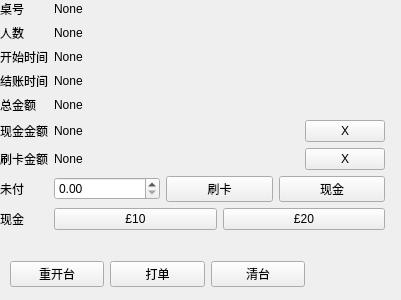
Old version of the form Ui/FinalStatus.ui in the repository qingwa901/LocalOrderApp.
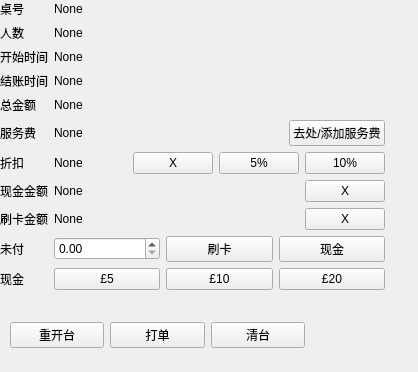
New version of the form.

Commit message: add FinalStatus page

Diff of the .ui file:
```diff
--- a/Ui/FinalStatus.ui
+++ b/Ui/FinalStatus.ui
@@ -6,8 +6,8 @@
    <rect>
     <x>0</x>
     <y>0</y>
-    <width>401</width>
-    <height>300</height>
+    <width>418</width>
+    <height>372</height>
    </rect>
   </property>
   <property name="windowTitle">
@@ -19,7 +19,7 @@
      <x>0</x>
      <y>0</y>
      <width>385</width>
-     <height>253</height>
+     <height>301</height>
     </rect>
    </property>
    <layout class="QFormLayout" name="formLayout">
@@ -96,21 +96,21 @@
       </property>
      </widget>
     </item>
-    <item row="5" column="0">
+    <item row="7" column="0">
      <widget class="QLabel" name="label_6">
       <property name="text">
        <string>现金金额</string>
       </property>
      </widget>
     </item>
-    <item row="6" column="0">
+    <item row="8" column="0">
      <widget class="QLabel" name="label_7">
       <property name="text">
        <string>刷卡金额</string>
       </property>
      </widget>
     </item>
-    <item row="6" column="1">
+    <item row="8" column="1">
      <layout class="QHBoxLayout" name="horizontalLayout">
       <item>
        <widget class="QLabel" name="LBPaidCard">
@@ -134,14 +134,14 @@
       </item>
      </layout>
     </item>
-    <item row="7" column="0">
+    <item row="9" column="0">
      <widget class="QLabel" name="LBLablePayment">
       <property name="text">
        <string>未付</string>
       </property>
      </widget>
     </item>
-    <item row="7" column="1">
+    <item row="9" column="1">
      <layout class="QHBoxLayout" name="horizontalLayout_3">
       <item>
        <widget class="QDoubleSpinBox" name="EditBoxToPayAmount">
@@ -166,10 +166,17 @@
       </item>
      </layout>
     </item>
-    <item row="8" column="1">
+    <item row="10" column="1">
      <layout class="QHBoxLayout" name="horizontalLayout_4">
       <item>
-       <widget class="QPushButton" name="BtnPayKCash">
+       <widget class="QPushButton" name="BtnPay5Cash">
+        <property name="text">
+         <string>£5</string>
+        </property>
+       </widget>
+      </item>
+      <item>
+       <widget class="QPushButton" name="BtnPay10Cash">
         <property name="text">
          <string>£10</string>
         </property>
@@ -184,7 +191,7 @@
       </item>
      </layout>
     </item>
-    <item row="5" column="1">
+    <item row="7" column="1">
      <layout class="QHBoxLayout" name="horizontalLayout_5">
       <item>
        <widget class="QLabel" name="LBPaiedCash_2">
@@ -208,20 +215,93 @@
       </item>
      </layout>
     </item>
-    <item row="8" column="0">
+    <item row="10" column="0">
      <widget class="QLabel" name="label_8">
       <property name="text">
        <string>现金</string>
       </property>
      </widget>
     </item>
+    <item row="5" column="0">
+     <widget class="QLabel" name="label_9">
+      <property name="text">
+       <string>服务费</string>
+      </property>
+     </widget>
+    </item>
+    <item row="5" column="1">
+     <layout class="QHBoxLayout" name="horizontalLayout_2">
+      <item>
+       <widget class="QLabel" name="LBServiceCharge">
+        <property name="text">
+         <string>None</string>
+        </property>
+       </widget>
+      </item>
+      <item>
+       <widget class="QPushButton" name="BtnAddRemoveServiceCharge">
+        <property name="sizePolicy">
+         <sizepolicy hsizetype="Fixed" vsizetype="Fixed">
+          <horstretch>0</horstretch>
+          <verstretch>0</verstretch>
+         </sizepolicy>
+        </property>
+        <property name="text">
+         <string>去处/添加服务费</string>
+        </property>
+       </widget>
+      </item>
+     </layout>
+    </item>
+    <item row="6" column="0">
+     <widget class="QLabel" name="label_10">
+      <property name="text">
+       <string>折扣</string>
+      </property>
+     </widget>
+    </item>
+    <item row="6" column="1">
+     <layout class="QHBoxLayout" name="horizontalLayout_6">
+      <item>
+       <widget class="QLabel" name="LBDiscountAmount">
+        <property name="text">
+         <string>None</string>
+        </property>
+       </widget>
+      </item>
+      <item>
+       <widget class="QPushButton" name="RemoveDiscount">
+        <property name="text">
+         <string>X</string>
+        </property>
+       </widget>
+      </item>
+      <item>
+       <widget class="QPushButton" name="pushButton_3">
+        <property name="text">
+         <string>5%</string>
+        </property>
+       </widget>
+      </item>
+      <item>
+       <widget class="QPushButton" name="pushButton">
+        <property name="text">
+         <string>10%</string>
+        </property>
+       </widget>
+      </item>
+     </layout>
+    </item>
+    <item row="11" column="1">
+     <layout class="QHBoxLayout" name="horizontalLayout_7"/>
+    </item>
    </layout>
   </widget>
   <widget class="QWidget" name="gridLayoutWidget">
    <property name="geometry">
     <rect>
      <x>10</x>
-     <y>259</y>
+     <y>320</y>
      <width>295</width>
      <height>31</height>
     </rect>
```
Left out of the diff: 2 changed lines with no effect on the pictures. The commit also changes 6 other files.
